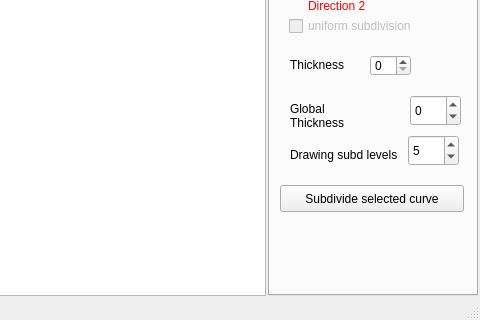
First picture: the form in mainwindow.ui, repository ftasse/ShadingCurves, before the edit; both pictures show x 261 to 741 and y 422 to 742 of the 741 by 742 pixel window.
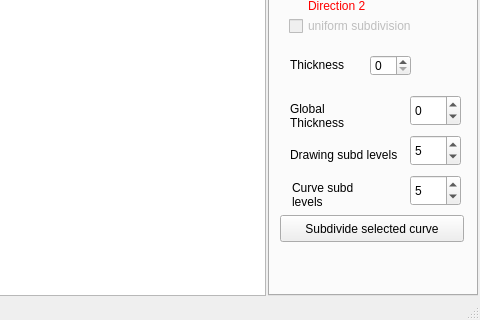
Second picture: the form after the edit. Custom widgets are drawn as their Qt base class.

Commit message: Add UI Support for changing curve subdivisions levels (for computing surfaces)

Patch:
```diff
--- a/mainwindow.ui
+++ b/mainwindow.ui
@@ -217,10 +217,10 @@
             <bool>true</bool>
            </property>
           </widget>
-          <widget class="QSpinBox" name="curveSubdivisionsBox">
+          <widget class="QSpinBox" name="drawingSubdivisionsBox">
            <property name="geometry">
             <rect>
-             <x>138</x>
+             <x>140</x>
              <y>510</y>
              <width>51</width>
              <height>31</height>
@@ -331,7 +331,7 @@
            <property name="geometry">
             <rect>
              <x>10</x>
-             <y>560</y>
+             <y>590</y>
              <width>184</width>
              <height>27</height>
             </rect>
@@ -456,6 +456,41 @@
             <bool>true</bool>
            </property>
           </widget>
+          <widget class="QLabel" name="label_13">
+           <property name="geometry">
+            <rect>
+             <x>22</x>
+             <y>554</y>
+             <width>131</width>
+             <height>31</height>
+            </rect>
+           </property>
+           <property name="text">
+            <string>Curve subd              levels</string>
+           </property>
+           <property name="wordWrap">
+            <bool>true</bool>
+           </property>
+          </widget>
+          <widget class="QSpinBox" name="curveSubdivisionsBox">
+           <property name="geometry">
+            <rect>
+             <x>140</x>
+             <y>550</y>
+             <width>51</width>
+             <height>31</height>
+            </rect>
+           </property>
+           <property name="minimum">
+            <number>1</number>
+           </property>
+           <property name="maximum">
+            <number>8</number>
+           </property>
+           <property name="value">
+            <number>5</number>
+           </property>
+          </widget>
          </widget>
          <widget class="QWidget" name="Shading">
           <attribute name="title">
```
The commit also changes 5 other files.
